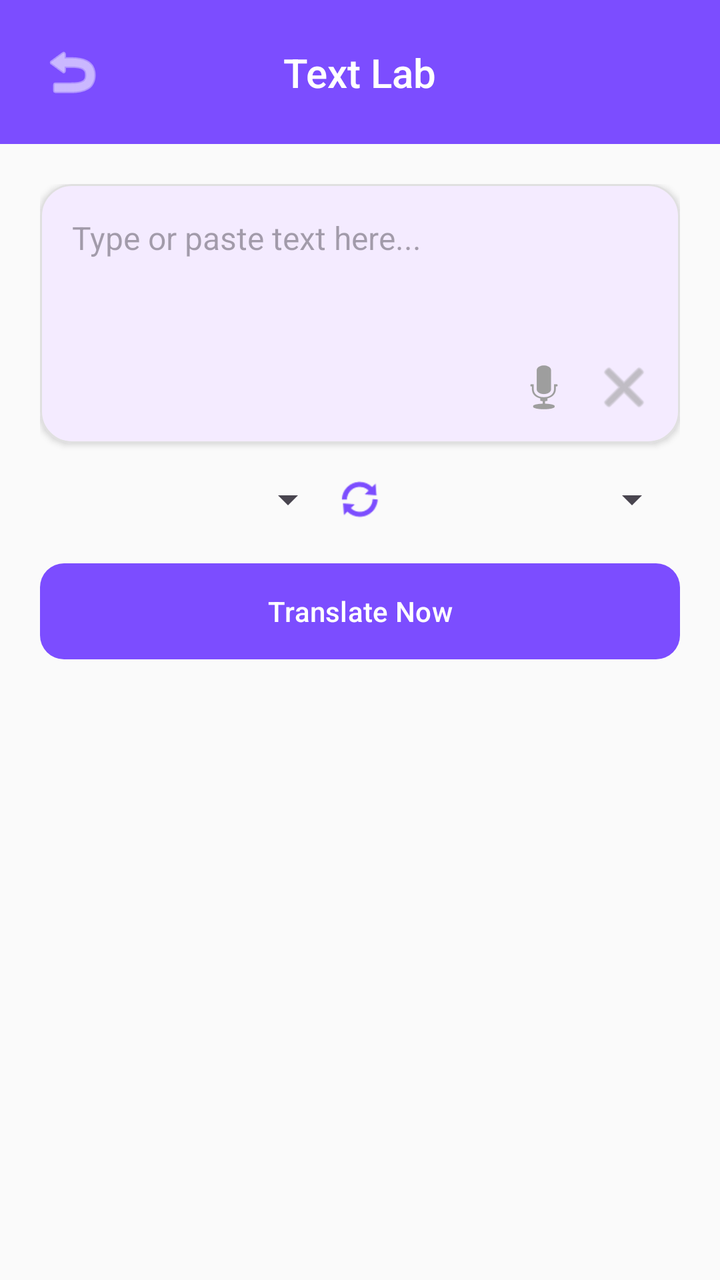
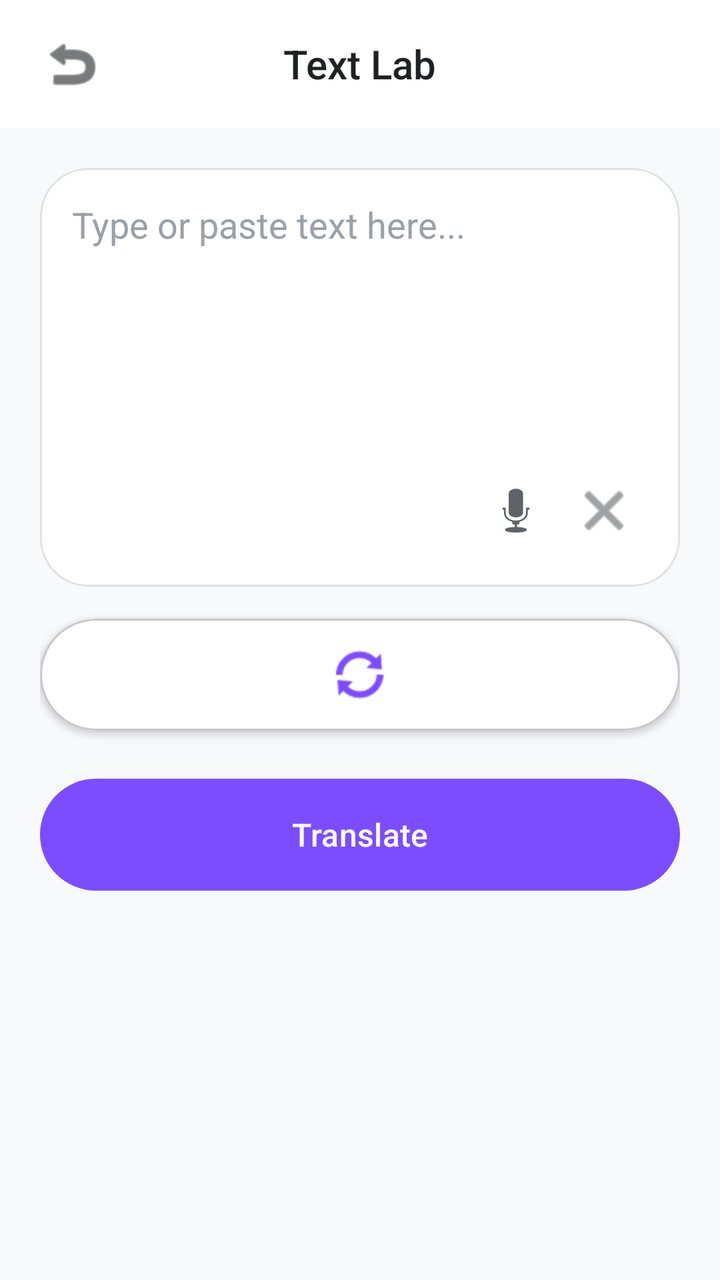

An Android layout rendered at two revisions. The XML below is the earlier revision; the diff shows what the commit changed to produce the second picture.
<!-- AndroidManifest.xml: application theme Theme.ProScanAI -->
<!-- res/layout/activity_text_translation.xml -->
<?xml version="1.0" encoding="utf-8"?>
<androidx.constraintlayout.widget.ConstraintLayout xmlns:android="http://schemas.android.com/apk/res/android"
    xmlns:app="http://schemas.android.com/apk/res-auto"
    android:layout_width="match_parent"
    android:layout_height="match_parent"
    android:background="@color/background">

    <View
        android:id="@+id/top_bar"
        android:layout_width="match_parent"
        android:layout_height="72dp"
        android:background="@color/primary"
        app:layout_constraintTop_toTopOf="parent" />

    <ImageButton
        android:id="@+id/btnBack"
        android:layout_width="48dp"
        android:layout_height="48dp"
        android:layout_marginStart="12dp"
        android:background="?attr/selectableItemBackgroundBorderless"
        android:src="@android:drawable/ic_menu_revert"
        app:layout_constraintBottom_toBottomOf="@id/top_bar"
        app:layout_constraintStart_toStartOf="parent"
        app:layout_constraintTop_toTopOf="@id/top_bar"
        app:tint="@color/white" />

    <TextView
        android:layout_width="wrap_content"
        android:layout_height="wrap_content"
        android:text="Text Lab"
        android:textColor="@color/white"
        android:textSize="20sp"
        android:fontFamily="sans-serif-medium"
        app:layout_constraintBottom_toBottomOf="@id/top_bar"
        app:layout_constraintEnd_toEndOf="parent"
        app:layout_constraintStart_toStartOf="parent"
        app:layout_constraintTop_toTopOf="@id/top_bar" />

    <androidx.core.widget.NestedScrollView
        android:layout_width="match_parent"
        android:layout_height="0dp"
        app:layout_constraintBottom_toBottomOf="parent"
        app:layout_constraintTop_toBottomOf="@id/top_bar">

        <LinearLayout
            android:layout_width="match_parent"
            android:layout_height="wrap_content"
            android:orientation="vertical"
            android:padding="20dp">

            <com.google.android.material.card.MaterialCardView
                android:layout_width="match_parent"
                android:layout_height="wrap_content"
                app:cardCornerRadius="16dp"
                app:cardElevation="2dp"
                app:strokeWidth="1dp"
                app:strokeColor="#E0E0E0">

                <RelativeLayout
                    android:layout_width="match_parent"
                    android:layout_height="wrap_content">

                    <EditText
                        android:id="@+id/editSource"
                        android:layout_width="match_parent"
                        android:layout_height="wrap_content"
                        android:minLines="5"
                        android:gravity="start|top"
                        android:textDirection="firstStrong"
                        android:background="@android:color/transparent"
                        android:hint="Type or paste text here..."
                        android:padding="16dp"
                        android:paddingBottom="48dp"
                        android:textSize="16sp" />

                    <LinearLayout
                        android:layout_width="wrap_content"
                        android:layout_height="wrap_content"
                        android:layout_alignBottom="@id/editSource"
                        android:layout_alignParentEnd="true"
                        android:layout_margin="8dp"
                        android:orientation="horizontal">

                        <ImageButton
                            android:id="@+id/btnSpeakSource"
                            android:layout_width="40dp"
                            android:layout_height="40dp"
                            android:background="?attr/selectableItemBackgroundBorderless"
                            android:src="@android:drawable/ic_btn_speak_now"
                            app:tint="#9E9E9E" />

                        <ImageButton
                            android:id="@+id/btnClearText"
                            android:layout_width="40dp"
                            android:layout_height="40dp"
                            android:background="?attr/selectableItemBackgroundBorderless"
                            android:src="@android:drawable/ic_menu_close_clear_cancel"
                            app:tint="#9E9E9E" />
                    </LinearLayout>
                </RelativeLayout>
            </com.google.android.material.card.MaterialCardView>

            <LinearLayout
                android:layout_width="match_parent"
                android:layout_height="wrap_content"
                android:layout_marginTop="16dp"
                android:gravity="center_vertical"
                android:orientation="horizontal">

                <Spinner
                    android:id="@+id/spinnerFrom"
                    android:layout_width="0dp"
                    android:layout_height="wrap_content"
                    android:layout_weight="1"
                    android:gravity="center" />

                <ImageView
                    android:layout_width="24dp"
                    android:layout_height="24dp"
                    android:src="@android:drawable/ic_popup_sync"
                    app:tint="@color/primary" />

                <Spinner
                    android:id="@+id/spinnerTo"
                    android:layout_width="0dp"
                    android:layout_height="wrap_content"
                    android:layout_weight="1"
                    android:gravity="center" />
            </LinearLayout>

            <com.google.android.material.button.MaterialButton
                android:id="@+id/btnTranslate"
                android:layout_width="match_parent"
                android:layout_height="56dp"
                android:layout_marginTop="16dp"
                android:text="Translate Now"
                app:cornerRadius="12dp" />

            <com.google.android.material.card.MaterialCardView
                android:id="@+id/cardResult"
                android:layout_width="match_parent"
                android:layout_height="wrap_content"
                android:layout_marginTop="24dp"
                android:visibility="gone"
                app:cardCornerRadius="16dp"
                app:cardElevation="2dp"
                app:cardBackgroundColor="#F5F5F5">

                <LinearLayout
                    android:layout_width="match_parent"
                    android:layout_height="wrap_content"
                    android:orientation="vertical"
                    android:padding="16dp">

                    <TextView
                        android:id="@+id/txtResult"
                        android:layout_width="match_parent"
                        android:layout_height="wrap_content"
                        android:textColor="@color/black"
                        android:textSize="17sp"
                        android:textDirection="firstStrong"
                        android:textAlignment="viewStart"
                        android:textIsSelectable="true" />

                    <LinearLayout
                        android:layout_width="wrap_content"
                        android:layout_height="wrap_content"
                        android:layout_gravity="end"
                        android:layout_marginTop="8dp"
                        android:orientation="horizontal">

                        <ImageButton
                            android:id="@+id/btnSpeak"
                            android:layout_width="40dp"
                            android:layout_height="40dp"
                            android:background="?attr/selectableItemBackgroundBorderless"
                            android:src="@android:drawable/ic_btn_speak_now"
                            app:tint="@color/primary" />

                        <View
                            android:layout_width="8dp"
                            android:layout_height="match_parent" />

                        <ImageButton
                            android:id="@+id/btnCopy"
                            android:layout_width="40dp"
                            android:layout_height="40dp"
                            android:background="?attr/selectableItemBackgroundBorderless"
                            android:src="@android:drawable/ic_menu_edit"
                            app:tint="@color/primary" />
                    </LinearLayout>
                </LinearLayout>
            </com.google.android.material.card.MaterialCardView>

        </LinearLayout>
    </androidx.core.widget.NestedScrollView>

</androidx.constraintlayout.widget.ConstraintLayout>
<!-- resources referenced by this layout -->
<resources>
  <color name="background">#FAFAFA</color>
  <color name="black">#FF000000</color>
  <color name="primary">#7C4DFF</color>
  <color name="white">#FFFFFFFF</color>
  <style name="Theme.ProScanAI" parent="Base.Theme.ProScanAI" />
  <style name="Base.Theme.ProScanAI" parent="Theme.Material3.DayNight.NoActionBar">
          
          <item name="colorPrimary">@color/primary</item>
          <item name="colorOnPrimary">@color/on_primary</item>
          <item name="colorSecondary">@color/secondary</item>
          <item name="colorOnSecondary">@color/on_secondary</item>
          <item name="android:statusBarColor">@color/primary</item>
      </style>
  <color name="on_primary">#FFFFFF</color>
  <color name="secondary">#00E5FF</color>
  <color name="on_secondary">#000000</color>
</resources>

<!-- the commit's change to res/layout/activity_text_translation.xml (unified diff, before → after) -->
@@ -1,46 +1,45 @@
 <?xml version="1.0" encoding="utf-8"?>
-<androidx.constraintlayout.widget.ConstraintLayout xmlns:android="http://schemas.android.com/apk/res/android"
+<androidx.coordinatorlayout.widget.CoordinatorLayout xmlns:android="http://schemas.android.com/apk/res/android"
     xmlns:app="http://schemas.android.com/apk/res-auto"
     android:layout_width="match_parent"
     android:layout_height="match_parent"
-    android:background="@color/background">
-
-    <View
-        android:id="@+id/top_bar"
+    android:background="#F8F9FA">
+
+    <com.google.android.material.appbar.AppBarLayout
         android:layout_width="match_parent"
-        android:layout_height="72dp"
-        android:background="@color/primary"
-        app:layout_constraintTop_toTopOf="parent" />
-
-    <ImageButton
-        android:id="@+id/btnBack"
-        android:layout_width="48dp"
-        android:layout_height="48dp"
-        android:layout_marginStart="12dp"
-        android:background="?attr/selectableItemBackgroundBorderless"
-        android:src="@android:drawable/ic_menu_revert"
-        app:layout_constraintBottom_toBottomOf="@id/top_bar"
-        app:layout_constraintStart_toStartOf="parent"
-        app:layout_constraintTop_toTopOf="@id/top_bar"
-        app:tint="@color/white" />
-
-    <TextView
-        android:layout_width="wrap_content"
         android:layout_height="wrap_content"
-        android:text="Text Lab"
-        android:textColor="@color/white"
-        android:textSize="20sp"
-        android:fontFamily="sans-serif-medium"
-        app:layout_constraintBottom_toBottomOf="@id/top_bar"
-        app:layout_constraintEnd_toEndOf="parent"
-        app:layout_constraintStart_toStartOf="parent"
-        app:layout_constraintTop_toTopOf="@id/top_bar" />
+        android:background="#FFFFFF"
+        app:elevation="0dp">
+
+        <com.google.android.material.appbar.MaterialToolbar
+            android:id="@+id/toolbar"
+            android:layout_width="match_parent"
+            android:layout_height="?attr/actionBarSize">
+
+            <ImageButton
+                android:id="@+id/btnBack"
+                android:layout_width="40dp"
+                android:layout_height="40dp"
+                android:background="?attr/selectableItemBackgroundBorderless"
+                android:src="@android:drawable/ic_menu_revert"
+                app:tint="#202124" />
+
+            <TextView
+                android:layout_width="wrap_content"
+                android:layout_height="wrap_content"
+                android:layout_gravity="center"
+                android:text="Text Lab"
+                android:textColor="#202124"
+                android:textSize="20sp"
+                android:fontFamily="sans-serif-medium" />
+
+        </com.google.android.material.appbar.MaterialToolbar>
+    </com.google.android.material.appbar.AppBarLayout>
 
     <androidx.core.widget.NestedScrollView
         android:layout_width="match_parent"
-        android:layout_height="0dp"
-        app:layout_constraintBottom_toBottomOf="parent"
-        app:layout_constraintTop_toBottomOf="@id/top_bar">
+        android:layout_height="match_parent"
+        app:layout_behavior="@string/appbar_scrolling_view_behavior">
 
         <LinearLayout
             android:layout_width="match_parent"
@@ -48,116 +47,141 @@
             android:orientation="vertical"
             android:padding="20dp">
 
+            
             <com.google.android.material.card.MaterialCardView
                 android:layout_width="match_parent"
                 android:layout_height="wrap_content"
-                app:cardCornerRadius="16dp"
-                app:cardElevation="2dp"
+                app:cardCornerRadius="24dp"
+                app:cardElevation="0dp"
                 app:strokeWidth="1dp"
-                app:strokeColor="#E0E0E0">
+                app:strokeColor="#E0E0E0"
+                app:cardBackgroundColor="#FFFFFF">
 
                 <RelativeLayout
                     android:layout_width="match_parent"
-                    android:layout_height="wrap_content">
+                    android:layout_height="wrap_content"
+                    android:padding="16dp">
 
                     <EditText
                         android:id="@+id/editSource"
                         android:layout_width="match_parent"
                         android:layout_height="wrap_content"
-                        android:minLines="5"
+                        android:minLines="6"
                         android:gravity="start|top"
                         android:textDirection="firstStrong"
                         android:background="@android:color/transparent"
                         android:hint="Type or paste text here..."
-                        android:padding="16dp"
-                        android:paddingBottom="48dp"
-                        android:textSize="16sp" />
+                        android:textColor="#202124"
+                        android:textColorHint="#9AA0A6"
+                        android:textSize="18sp"
+                        android:paddingBottom="48dp" />
 
                     <LinearLayout
                         android:layout_width="wrap_content"
                         android:layout_height="wrap_content"
                         android:layout_alignBottom="@id/editSource"
                         android:layout_alignParentEnd="true"
-                        android:layout_margin="8dp"
                         android:orientation="horizontal">
 
                         <ImageButton
                             android:id="@+id/btnSpeakSource"
-                            android:layout_width="40dp"
-                            android:layout_height="40dp"
+                            android:layout_width="44dp"
+                            android:layout_height="44dp"
                             android:background="?attr/selectableItemBackgroundBorderless"
                             android:src="@android:drawable/ic_btn_speak_now"
-                            app:tint="#9E9E9E" />
+                            app:tint="#5F6368" />
 
                         <ImageButton
                             android:id="@+id/btnClearText"
-                            android:layout_width="40dp"
-                            android:layout_height="40dp"
+                            android:layout_width="44dp"
+                            android:layout_height="44dp"
                             android:background="?attr/selectableItemBackgroundBorderless"
                             android:src="@android:drawable/ic_menu_close_clear_cancel"
-                            app:tint="#9E9E9E" />
+                            app:tint="#5F6368" />
                     </LinearLayout>
                 </RelativeLayout>
             </com.google.android.material.card.MaterialCardView>
 
-            <LinearLayout
-                android:layout_width="match_parent"
-                android:layout_height="wrap_content"
+            
+            <com.google.android.material.card.MaterialCardView
+                android:layout_width="match_parent"
+                android:layout_height="56dp"
                 android:layout_marginTop="16dp"
-                android:gravity="center_vertical"
-                android:orientation="horizontal">
-
-                <Spinner
-                    android:id="@+id/spinnerFrom"
-                    android:layout_width="0dp"
-                    android:layout_height="wrap_content"
-                    android:layout_weight="1"
-                    android:gravity="center" />
-
-                <ImageView
-                    android:layout_width="24dp"
-                    android:layout_height="24dp"
-                    android:src="@android:drawable/ic_popup_sync"
-                    app:tint="@color/primary" />
-
-                <Spinner
-                    android:id="@+id/spinnerTo"
-                    android:layout_width="0dp"
-                    android:layout_height="wrap_content"
-                    android:layout_weight="1"
-                    android:gravity="center" />
-            </LinearLayout>
+                app:cardCornerRadius="28dp"
+                app:cardElevation="2dp"
+                app:cardBackgroundColor="#FFFFFF">
+
+                <LinearLayout
+                    android:layout_width="match_parent"
+                    android:layout_height="match_parent"
+                    android:gravity="center"
+                    android:orientation="horizontal"
+                    android:paddingHorizontal="16dp">
+
+                    <Spinner
+                        android:id="@+id/spinnerFrom"
+                        android:layout_width="0dp"
+                        android:layout_height="wrap_content"
+                        android:layout_weight="1"
+                        android:background="@android:color/transparent"
+                        android:gravity="center" />
+
+                    <ImageButton
+                        android:id="@+id/btnSwap"
+                        android:layout_width="32dp"
+                        android:layout_height="32dp"
+                        android:layout_marginHorizontal="8dp"
+                        android:background="?attr/selectableItemBackgroundBorderless"
+                        android:src="@android:drawable/ic_popup_sync"
+                        app:tint="#7C4DFF" />
+
+                    <Spinner
+                        android:id="@+id/spinnerTo"
+                        android:layout_width="0dp"
+                        android:layout_height="wrap_content"
+                        android:layout_weight="1"
+                        android:background="@android:color/transparent"
+                        android:gravity="center" />
+                </LinearLayout>
+            </com.google.android.material.card.MaterialCardView>
 
             <com.google.android.material.button.MaterialButton
                 android:id="@+id/btnTranslate"
                 android:layout_width="match_parent"
-                android:layout_height="56dp"
-                android:layout_marginTop="16dp"
-                android:text="Translate Now"
-                app:cornerRadius="12dp" />
-
+                android:layout_height="64dp"
+                android:layout_marginTop="20dp"
+                android:text="Translate"
+                android:textSize="16sp"
+                android:textAllCaps="false"
+                android:fontFamily="sans-serif-medium"
+                app:cornerRadius="32dp"
+                app:backgroundTint="#7C4DFF"
+                app:elevation="4dp" />
+
+            
             <com.google.android.material.card.MaterialCardView
                 android:id="@+id/cardResult"
                 android:layout_width="match_parent"
                 android:layout_height="wrap_content"
                 android:layout_marginTop="24dp"
                 android:visibility="gone"
-                app:cardCornerRadius="16dp"
-                app:cardElevation="2dp"
-                app:cardBackgroundColor="#F5F5F5">
+                app:cardCornerRadius="24dp"
+                app:cardElevation="0dp"
+                app:cardBackgroundColor="#E8F0FE">
 
                 <LinearLayout
                     android:layout_width="match_parent"
                     android:layout_height="wrap_content"
                     android:orientation="vertical"
-                    android:padding="16dp">
+                    android:padding="20dp">
 
                     <TextView
                         android:id="@+id/txtResult"
                         android:layout_width="match_parent"
                         android:layout_height="wrap_content"
-                        android:textColor="@color/black"
-                        android:textSize="17sp"
+                        android:textColor="#1967D2"
+                        android:textSize="18sp"
+                        android:lineSpacingExtra="4dp"
                         android:textDirection="firstStrong"
                         android:textAlignment="viewStart"
                         android:textIsSelectable="true" />
@@ -166,28 +190,28 @@
                         android:layout_width="wrap_content"
                         android:layout_height="wrap_content"
                         android:layout_gravity="end"
-                        android:layout_marginTop="8dp"
+                        android:layout_marginTop="16dp"
                         android:orientation="horizontal">
 
                         <ImageButton
                             android:id="@+id/btnSpeak"
-                            android:layout_width="40dp"
-                            android:layout_height="40dp"
+                            android:layout_width="44dp"
+                            android:layout_height="44dp"
                             android:background="?attr/selectableItemBackgroundBorderless"
                             android:src="@android:drawable/ic_btn_speak_now"
-                            app:tint="@color/primary" />
+                            app:tint="#1967D2" />
 
                         <View
-                            android:layout_width="8dp"
+                            android:layout_width="12dp"
                             android:layout_height="match_parent" />
 
                         <ImageButton
                             android:id="@+id/btnCopy"
-                            android:layout_width="40dp"
-                            android:layout_height="40dp"
+                            android:layout_width="44dp"
+                            android:layout_height="44dp"
                             android:background="?attr/selectableItemBackgroundBorderless"
                             android:src="@android:drawable/ic_menu_edit"
-                            app:tint="@color/primary" />
+                            app:tint="#1967D2" />
                     </LinearLayout>
                 </LinearLayout>
             </com.google.android.material.card.MaterialCardView>
@@ -195,4 +219,4 @@
         </LinearLayout>
     </androidx.core.widget.NestedScrollView>
 
-</androidx.constraintlayout.widget.ConstraintLayout>
+</androidx.coordinatorlayout.widget.CoordinatorLayout>
<!-- resource entries referenced after the edit -->
@@ -1,9 +1,6 @@
 <!-- resources referenced by this layout -->
 <resources>
-  <color name="background">#FAFAFA</color>
-  <color name="black">#FF000000</color>
   <color name="primary">#7C4DFF</color>
-  <color name="white">#FFFFFFFF</color>
   <style name="Theme.ProScanAI" parent="Base.Theme.ProScanAI" />
   <style name="Base.Theme.ProScanAI" parent="Theme.Material3.DayNight.NoActionBar">
           
